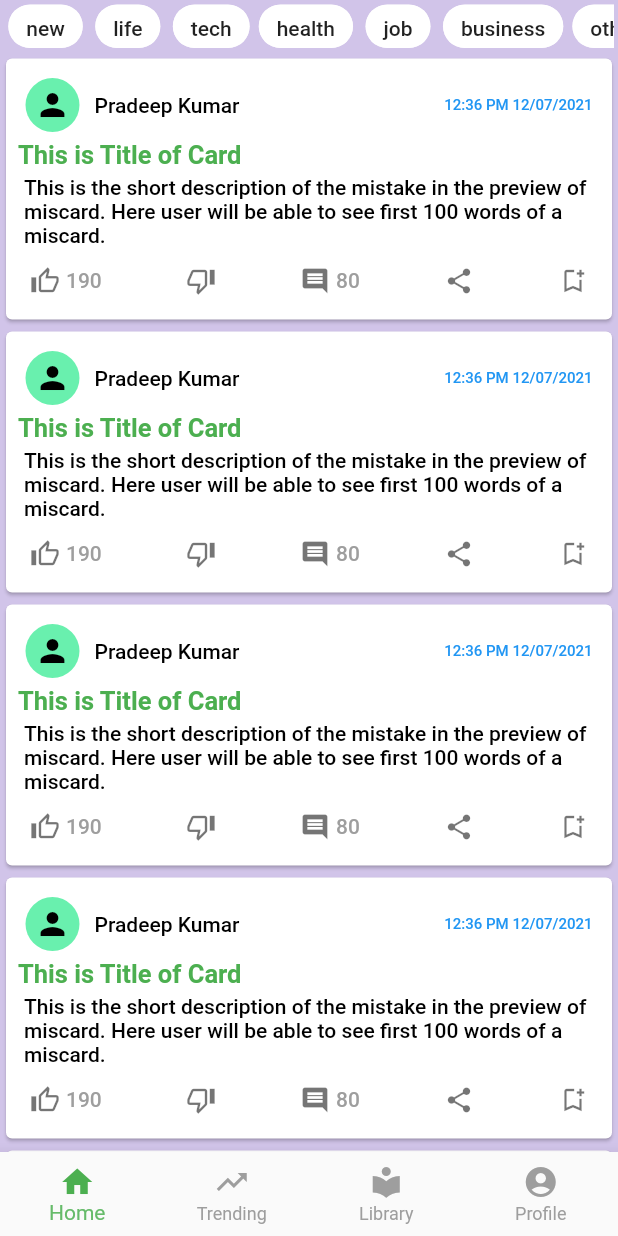
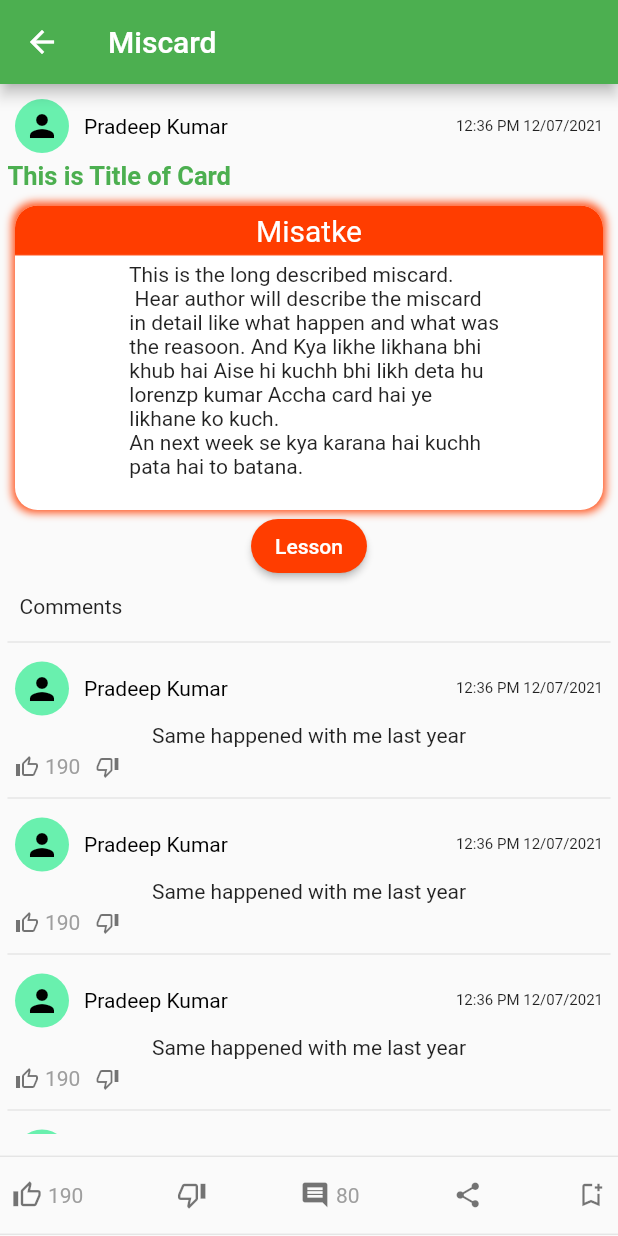
Before and after one commit to pktintali/Project_SYM, a Flutter app: the screen it shows after launch, after a tap on "Pradeep Kumar", on a phone screen of 412 x 824 dp. Run offline on Flutter 3.47's test engine with Material 2 defaults, Android fonts, the phone set to English and light mode, and no system bars; drawn by our look-alikes of flip_card; our stand-ins replace get; network calls fail.

Commit message:
miscard details page created

```diff
--- a/lib/components/miscard.dart
+++ b/lib/components/miscard.dart
@@ -1,8 +1,10 @@
 import 'package:flutter/material.dart';
+import 'package:get/route_manager.dart';
 import 'package:project_sym/components/widgets/miscard_footer.dart';
 import 'package:project_sym/components/widgets/miscard_text.dart';
 import 'package:project_sym/components/widgets/miscard_title.dart';
 import 'package:project_sym/components/widgets/miscard_user_header.dart';
+import 'package:project_sym/pages/miscard/miscard_details.dart';
 
 class Miscard extends StatelessWidget {
   const Miscard({Key? key}) : super(key: key);
@@ -11,17 +13,26 @@ class Miscard extends StatelessWidget {
   Widget build(BuildContext context) {
     return Card(
       // color: Colors.deepPurple[100],
-      child: TextButton(
-        onPressed: () {},
+      child: Column(
+        children: [
+          TextButton(
+            onPressed: () {
+              Get.to(
+                () => const MisCardDetails(),
+                transition: Transition.zoom,
+              );
+            },
             child: Column(
               crossAxisAlignment: CrossAxisAlignment.start,
               children: const [
                 MisCardUserHeader(),
                 MisCardTitle(),
                 MisCardText(),
-            MisCardFooter(),
               ],
             ),
+          ),
+          const MisCardFooter(),
+        ],
       ),
     );
   }
--- /dev/null
+++ b/lib/pages/library/library_page.dart
@@ -0,0 +1,29 @@
+import 'package:flutter/material.dart';
+
+class LibraryPage extends StatelessWidget {
+  const LibraryPage({Key? key}) : super(key: key);
+
+  @override
+  Widget build(BuildContext context) {
+    return SafeArea(
+      child: Column(
+        children: [
+          Card(
+            child: ListTile(
+              leading: const Icon(Icons.thumb_up_sharp),
+              onTap: () {},
+              title: const Text('Liked Miscards'),
+            ),
+          ),
+          Card(
+            child: ListTile(
+              leading: const Icon(Icons.bookmarks),
+              onTap: () {},
+              title: const Text('Saved Miscards'),
+            ),
+          )
+        ],
+      ),
+    );
+  }
+}
--- /dev/null
+++ b/lib/pages/miscard/constants.dart
@@ -0,0 +1,13 @@
+class Constants {
+  static const miscardDetails = """
+  This is the long described miscard.
+   Hear author will describe the miscard
+  in detail like what happen and what was
+  the reasoon. And Kya likhe likhana bhi
+  khub hai Aise hi kuchh bhi likh deta hu
+  lorenzp kumar Accha card hai ye
+  likhane ko kuch.
+  An next week se kya karana hai kuchh
+  pata hai to batana.
+  """;
+}
--- /dev/null
+++ b/lib/pages/miscard/miscard_comment.dart
@@ -0,0 +1,24 @@
+import 'package:flutter/material.dart';
+import 'package:project_sym/components/widgets/miscard_user_header.dart';
+import 'package:project_sym/pages/miscard/widgets/miscard_comment_icons.dart';
+
+class MisCardcomment extends StatelessWidget {
+  const MisCardcomment({Key? key}) : super(key: key);
+
+  @override
+  Widget build(BuildContext context) {
+    return Column(
+      children: const [
+        MisCardUserHeader(),
+        Padding(
+          padding: EdgeInsets.symmetric(
+            horizontal: 10,
+          ),
+          child: Text('Same happened with me last year'),
+        ),
+        MisCardCommentIcons(),
+        Divider(),
+      ],
+    );
+  }
+}
--- /dev/null
+++ b/lib/pages/miscard/miscard_details.dart
@@ -0,0 +1,59 @@
+import 'package:flip_card/flip_card.dart';
+import 'package:flutter/material.dart';
+import 'package:project_sym/components/widgets/miscard_title.dart';
+import 'package:project_sym/components/widgets/miscard_user_header.dart';
+import 'package:project_sym/pages/miscard/miscard_comment.dart';
+import 'package:project_sym/pages/miscard/widgets/miscard_back.dart';
+import 'package:project_sym/pages/miscard/widgets/miscard_details_footer.dart';
+import 'package:project_sym/pages/miscard/widgets/miscard_details_icons.dart';
+import 'package:project_sym/pages/miscard/widgets/miscard_front.dart';
+
+class MisCardDetails extends StatelessWidget {
+  const MisCardDetails({Key? key}) : super(key: key);
+
+  @override
+  Widget build(BuildContext context) {
+    return Scaffold(
+      appBar: AppBar(
+        backgroundColor: Colors.green,
+        title: const Text('Miscard'),
+      ),
+      bottomSheet: const SizedBox(
+        height: 68,
+        child: FractionalTranslation(
+          translation: Offset(0, 0.1),
+          child: MisCardDetailsIcons(),
+        ),
+      ),
+      body: SafeArea(
+        child: SingleChildScrollView(
+          child: Padding(
+            padding: const EdgeInsets.all(5.0),
+            child: Column(
+              crossAxisAlignment: CrossAxisAlignment.start,
+              children: const [
+                MisCardUserHeader(),
+                MisCardTitle(),
+                FlipCard(
+                  front: MisCardFront(),
+                  back: MisCardBack(),
+                ),
+                MisCardDetailsFooter(),
+                Padding(
+                  padding: EdgeInsets.all(8.0),
+                  child: Text('Comments'),
+                ),
+                Divider(),
+                MisCardcomment(),
+                MisCardcomment(),
+                MisCardcomment(),
+                MisCardcomment(),
+                SizedBox(height: 70),
+              ],
+            ),
+          ),
+        ),
+      ),
+    );
+  }
+}
--- /dev/null
+++ b/lib/pages/miscard/widgets/miscard_back.dart
@@ -0,0 +1,66 @@
+import 'package:flutter/material.dart';
+import 'package:project_sym/pages/miscard/constants.dart';
+
+class MisCardBack extends StatelessWidget {
+  const MisCardBack({Key? key}) : super(key: key);
+
+  @override
+  Widget build(BuildContext context) {
+    return Padding(
+      padding: const EdgeInsets.only(top: 10, left: 5, right: 5, bottom: 0.0),
+      child: DecoratedBox(
+        decoration: const BoxDecoration(
+          color: Colors.white,
+          borderRadius: BorderRadius.all(
+            Radius.circular(15),
+          ),
+          boxShadow: [
+            BoxShadow(
+              color: Colors.green,
+              spreadRadius: 2.0,
+              blurRadius: 4.0,
+            ),
+          ],
+        ),
+        child: SizedBox(
+          child: Column(
+            children: [
+              DecoratedBox(
+                decoration: BoxDecoration(
+                  color: Colors.green[900],
+                  borderRadius: const BorderRadius.only(
+                    topLeft: Radius.circular(15),
+                    topRight: Radius.circular(15),
+                  ),
+                ),
+                child: Row(
+                  mainAxisAlignment: MainAxisAlignment.center,
+                  children: const [
+                    Padding(
+                      padding: EdgeInsets.all(5.0),
+                      child: Text(
+                        'Lesson',
+                        style: TextStyle(
+                          fontSize: 20,
+                          color: Colors.white,
+                        ),
+                      ),
+                    ),
+                  ],
+                ),
+              ),
+              const Divider(
+                color: Colors.green,
+                height: 0.0,
+              ),
+              const Padding(
+                padding: EdgeInsets.all(5.0),
+                child: Text(Constants.miscardDetails),
+              ),
+            ],
+          ),
+        ),
+      ),
+    );
+  }
+}
--- /dev/null
+++ b/lib/pages/miscard/widgets/miscard_comment_icons.dart
@@ -0,0 +1,36 @@
+import 'package:flutter/material.dart';
+
+class MisCardCommentIcons extends StatelessWidget {
+  const MisCardCommentIcons({Key? key}) : super(key: key);
+
+  @override
+  Widget build(BuildContext context) {
+    return Padding(
+      padding: const EdgeInsets.all(5.0),
+      child: Row(
+        children: [
+          Row(
+            children: const [
+              Icon(
+                Icons.thumb_up_alt_outlined,
+                size: 16,
+                color: Colors.black54,
+              ),
+              SizedBox(width: 4),
+              Text(
+                '190',
+                style: TextStyle(color: Colors.grey),
+              ),
+            ],
+          ),
+          const SizedBox(width: 10,),
+          const Icon(
+            Icons.thumb_down_alt_outlined,
+            size: 16,
+            color: Colors.black54,
+          ),
+        ],
+      ),
+    );
+  }
+}
--- /dev/null
+++ b/lib/pages/miscard/widgets/miscard_details_footer.dart
@@ -0,0 +1,25 @@
+import 'package:flutter/material.dart';
+
+class MisCardDetailsFooter extends StatelessWidget {
+  const MisCardDetailsFooter({Key? key}) : super(key: key);
+
+  @override
+  Widget build(BuildContext context) {
+    return Center(
+      child: ElevatedButton(
+        style: ButtonStyle(
+          backgroundColor: MaterialStateProperty.all(
+            Colors.deepOrangeAccent[400]
+          ),
+          shape: MaterialStateProperty.all(
+            RoundedRectangleBorder(
+              borderRadius: BorderRadius.circular(100),
+            ),
+          ),
+        ),
+        onPressed: () {},
+        child: const Text('Lesson'),
+      ),
+    );
+  }
+}
--- /dev/null
+++ b/lib/pages/miscard/widgets/miscard_details_icons.dart
@@ -0,0 +1,17 @@
+import 'package:flutter/material.dart';
+import 'package:project_sym/components/widgets/miscard_footer.dart';
+
+class MisCardDetailsIcons extends StatelessWidget {
+  const MisCardDetailsIcons({Key? key}) : super(key: key);
+
+  @override
+  Widget build(BuildContext context) {
+    return Column(
+      children: const [
+        Divider(),
+        MisCardFooter(),
+        Divider(),
+      ],
+    );
+  }
+}
--- /dev/null
+++ b/lib/pages/miscard/widgets/miscard_front.dart
@@ -0,0 +1,66 @@
+import 'package:flutter/material.dart';
+import 'package:project_sym/pages/miscard/constants.dart';
+
+class MisCardFront extends StatelessWidget {
+  const MisCardFront({Key? key}) : super(key: key);
+
+  @override
+  Widget build(BuildContext context) {
+    return Padding(
+      padding: const EdgeInsets.only(top: 10, left: 5, right: 5, bottom: 0.0),
+      child: DecoratedBox(
+        decoration: const BoxDecoration(
+          color: Colors.white,
+          borderRadius: BorderRadius.all(
+            Radius.circular(15),
+          ),
+          boxShadow: [
+            BoxShadow(
+              color: Colors.deepOrange,
+              spreadRadius: 2.0,
+              blurRadius: 4.0,
+            ),
+          ],
+        ),
+        child: SizedBox(
+          child: Column(
+            children: [
+              DecoratedBox(
+                decoration: BoxDecoration(
+                  color: Colors.deepOrangeAccent[400],
+                  borderRadius: const BorderRadius.only(
+                    topLeft: Radius.circular(15),
+                    topRight: Radius.circular(15),
+                  ),
+                ),
+                child: Row(
+                  mainAxisAlignment: MainAxisAlignment.center,
+                  children: const [
+                    Padding(
+                      padding: EdgeInsets.all(5.0),
+                      child: Text(
+                        'Misatke',
+                        style: TextStyle(
+                          fontSize: 20,
+                          color: Colors.white,
+                        ),
+                      ),
+                    ),
+                  ],
+                ),
+              ),
+              const Divider(
+                color: Colors.deepOrange,
+                height: 0.0,
+              ),
+              const Padding(
+                padding: EdgeInsets.all(5.0),
+                child: Text(Constants.miscardDetails),
+              ),
+            ],
+          ),
+        ),
+      ),
+    );
+  }
+}
--- a/lib/pages/profile/profile_page.dart
+++ b/lib/pages/profile/profile_page.dart
@@ -44,10 +44,10 @@ class ProfilePage extends StatelessWidget {
                     const Divider(
                       color: Colors.green,
                     ),
-                    const Text('Shared Miscards'),
-                    const Divider(
-                      color: Colors.green,
-                    ),
+                    // const Text('Shared Miscards'),
+                    // const Divider(
+                    //   color: Colors.green,
+                    // ),
                     const Miscard(),
                     const Miscard(),
                     const Miscard(),
--- a/lib/pages/tab/tab_page.dart
+++ b/lib/pages/tab/tab_page.dart
@@ -2,6 +2,7 @@ import 'package:flutter/material.dart';
 import 'package:get/get.dart';
 import 'package:project_sym/controllers/tab_controller.dart';
 import 'package:project_sym/pages/home/home_page.dart';
+import 'package:project_sym/pages/library/library_page.dart';
 import 'package:project_sym/pages/profile/profile_page.dart';
 import 'package:project_sym/pages/trending/trending_page.dart';
 
@@ -15,6 +16,13 @@ class TabPage extends StatelessWidget {
     return GetBuilder<MyTabController>(
       builder: (_) {
         return Scaffold(
+          // floatingActionButtonLocation:FloatingActionButtonLocation.miniCenterDocked,
+          floatingActionButton: FloatingActionButton(
+            mini: true,
+            backgroundColor:Colors.green,
+            onPressed: () {},
+            child: const Icon(Icons.add),
+          ),
           backgroundColor: Colors.deepPurple[100],
           body: _getTab(controller.getTab),
           bottomNavigationBar: BottomNavigationBar(
@@ -53,7 +61,7 @@ class TabPage extends StatelessWidget {
     if (index == 1) {
       return const TrendingPage();
     } else if (index == 2) {
-      return const Text('2');
+      return const LibraryPage();
     } else if (index == 3) {
       return const ProfilePage();
     }
--- a/pubspec.yaml
+++ b/pubspec.yaml
@@ -35,6 +35,7 @@ dependencies:
   # Use with the CupertinoIcons class for iOS style icons.
   cupertino_icons: ^1.0.2
   get: ^4.3.8
+  flip_card: ^0.5.0
 
 dev_dependencies:
   flutter_test:
```
Also changed, not shown: pubspec.lock. Lines whose indentation alone changed are shown as unchanged.
